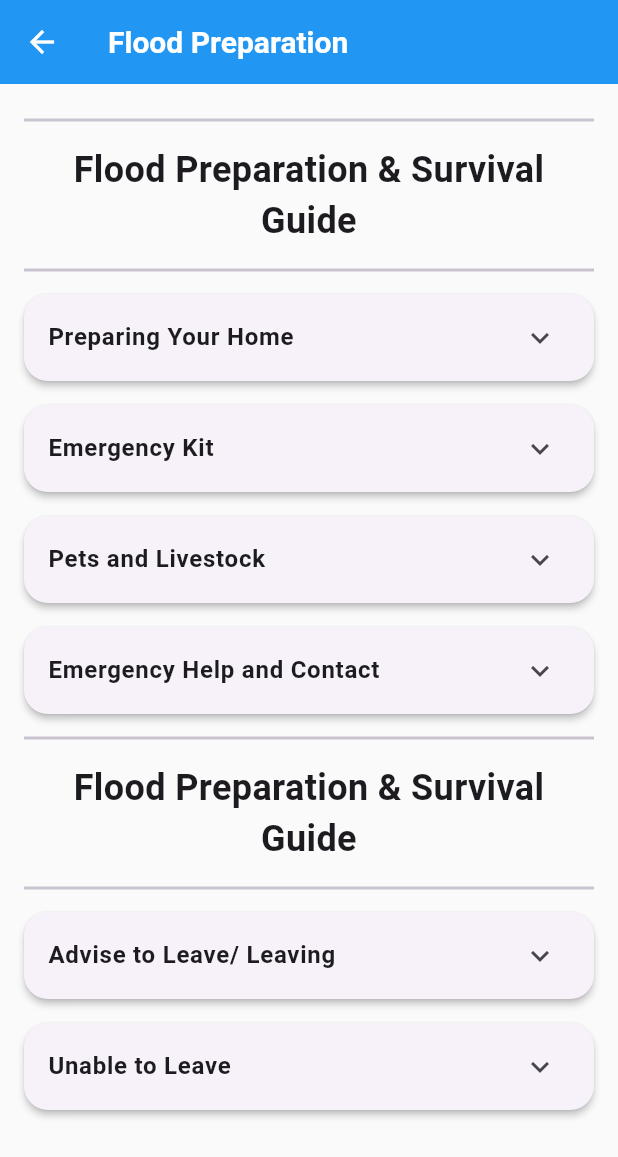
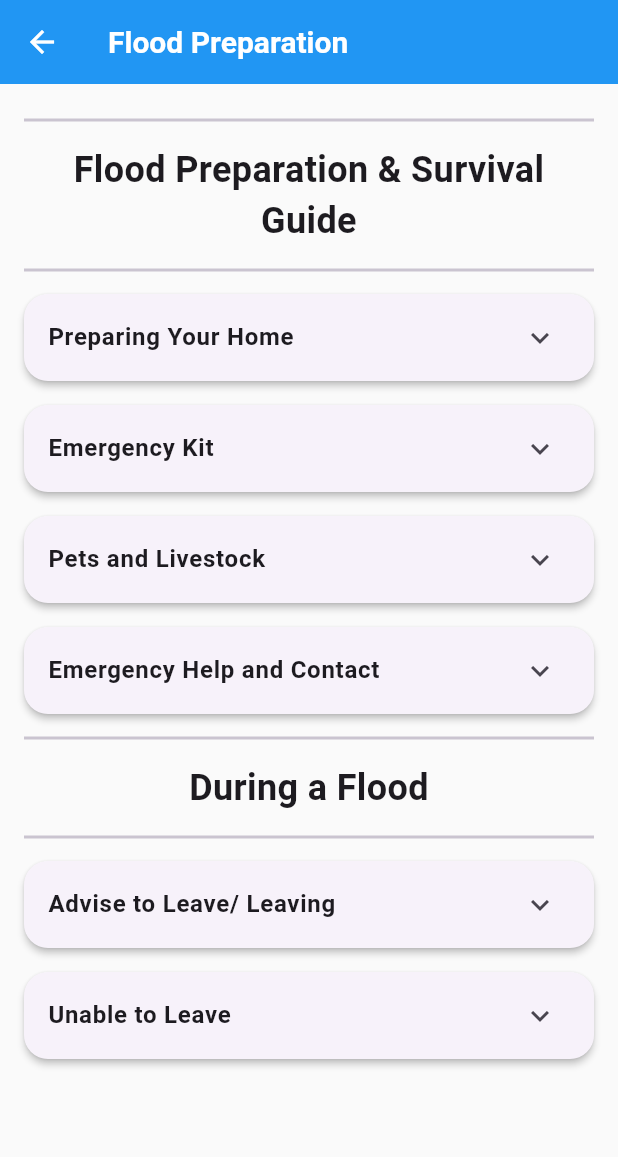
Before and after one commit to nharpa/urban_flooding, a Flutter app: the FloodPreparation screen opened directly, on a phone screen of 412 x 824 dp. Shown: the top 1157 px of the screen. Run offline on Flutter 3.47's test engine with Material 3 defaults, Android fonts, the phone set to English and light mode, and no system bars; our stand-ins replace fl_chart, flutter_dotenv, flutter_svg, geolocator, google_maps_flutter.

Commit message:
changed title and dot placement

```diff
--- a/lib/pages/floodpreparation.dart
+++ b/lib/pages/floodpreparation.dart
@@ -30,14 +30,14 @@ class _FloodPreparationState extends State<FloodPreparation> {
     });
   }
 
-  Widget _buildTitle() {
+  Widget _buildTitle(String title) {
     return Column(
       children: [
         const Divider(thickness: 2),
         const SizedBox(height: 8),
-        const Text(
-          'Flood Preparation & Survival Guide',
-          style: TextStyle(fontSize: 24, fontWeight: FontWeight.bold),
+        Text(
+          title,
+          style: const TextStyle(fontSize: 24, fontWeight: FontWeight.bold),
           textAlign: TextAlign.center,
         ),
         const SizedBox(height: 8),
@@ -60,8 +60,12 @@ class _FloodPreparationState extends State<FloodPreparation> {
                   ? tips
                         .map(
                           (tip) => Row(
+                            crossAxisAlignment: CrossAxisAlignment.start,
                             children: [
-                              const Icon(Icons.circle, size: 8),
+                              Padding(
+                                padding: const EdgeInsets.only(top: 6.0),
+                                child: Icon(Icons.circle, size: 8),
+                              ),
                               const SizedBox(width: 8),
                               Expanded(child: Text(tip)),
                             ],
@@ -87,7 +91,7 @@ class _FloodPreparationState extends State<FloodPreparation> {
               child: Column(
                 crossAxisAlignment: CrossAxisAlignment.stretch,
                 children: [
-                  _buildTitle(),
+                  _buildTitle('Flood Preparation & Survival Guide'),
                   _buildCollapsibleCard(
                     'Preparing Your Home',
                     eduData['prepare'] ?? [],
@@ -104,7 +108,7 @@ class _FloodPreparationState extends State<FloodPreparation> {
                     'Emergency Help and Contact',
                     eduData['emergencyhelp'] ?? [],
                   ),
-                  _buildTitle(),
+                  _buildTitle('During a Flood'),
                   _buildCollapsibleCard(
                     'Advise to Leave/ Leaving',
                     eduData['leave'] ?? [],
```
